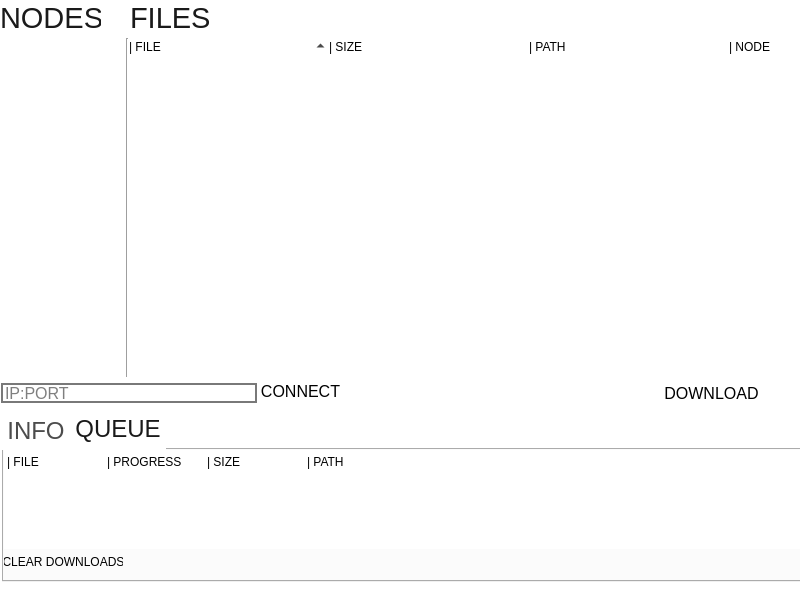
Above: ui/main_josh.ui from j0z/Crescendo before the change. Below: the same form after it.
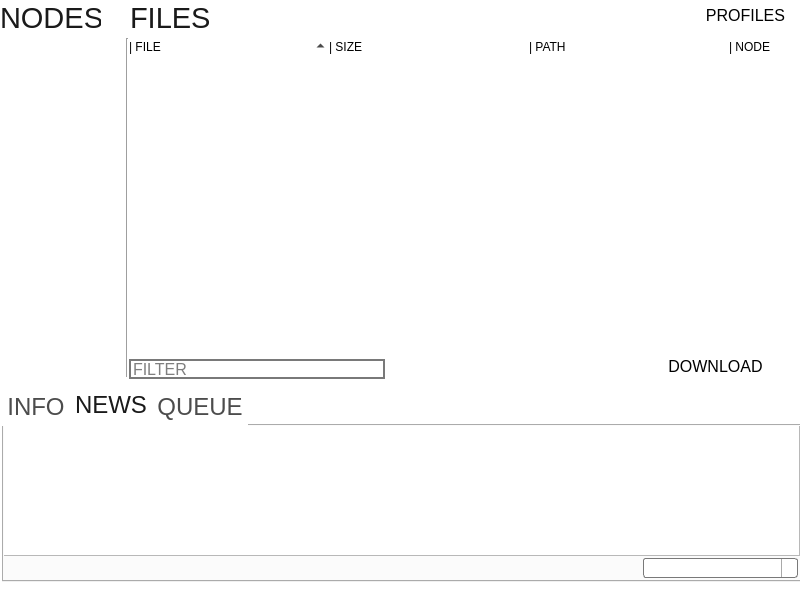
That is the form after the change. The open tabs and pages were chosen to show the change. Icons and pictures are not drawn.

Commit message: Metro is now updated!

Diff of the .ui file:
```diff
--- a/ui/main_josh.ui
+++ b/ui/main_josh.ui
@@ -331,7 +331,7 @@
       <x>129</x>
       <y>38</y>
       <width>647</width>
-      <height>340</height>
+      <height>316</height>
      </rect>
     </property>
     <property name="sizePolicy">
@@ -775,10 +775,10 @@
    <widget class="QPushButton" name="btn_grab">
     <property name="geometry">
      <rect>
-      <x>653</x>
-      <y>379</y>
+      <x>657</x>
+      <y>355</y>
       <width>117</width>
-      <height>29</height>
+      <height>22</height>
      </rect>
     </property>
     <property name="palette">
@@ -872,10 +872,10 @@
    <widget class="QPushButton" name="btn_connect">
     <property name="geometry">
      <rect>
-      <x>256</x>
-      <y>377</y>
-      <width>89</width>
-      <height>29</height>
+      <x>693</x>
+      <y>2</y>
+      <width>105</width>
+      <height>26</height>
      </rect>
     </property>
     <property name="palette">
@@ -957,7 +957,17 @@
 }</string>
     </property>
     <property name="text">
-     <string>CONNECT</string>
+     <string>PROFILES</string>
+    </property>
+    <property name="icon">
+     <iconset>
+      <normaloff>../gfx/gear.png</normaloff>../gfx/gear.png</iconset>
+    </property>
+    <property name="iconSize">
+     <size>
+      <width>16</width>
+      <height>16</height>
+     </size>
     </property>
     <property name="default">
      <bool>true</bool>
@@ -969,8 +979,8 @@
    <widget class="QLineEdit" name="lne_ip">
     <property name="geometry">
      <rect>
-      <x>1</x>
-      <y>383</y>
+      <x>129</x>
+      <y>359</y>
       <width>256</width>
       <height>20</height>
      </rect>
@@ -988,16 +998,16 @@
 }</string>
     </property>
     <property name="placeholderText">
-     <string>IP:PORT</string>
+     <string>FILTER</string>
     </property>
    </widget>
    <widget class="QTabWidget" name="tabWidget">
     <property name="geometry">
      <rect>
       <x>2</x>
-      <y>407</y>
+      <y>383</y>
       <width>801</width>
-      <height>175</height>
+      <height>199</height>
      </rect>
     </property>
     <property name="font">
@@ -1035,6 +1045,9 @@
 	color: rgb(76,76,76);
  }</string>
     </property>
+    <property name="tabPosition">
+     <enum>QTabWidget::North</enum>
+    </property>
     <property name="currentIndex">
      <number>1</number>
     </property>
@@ -1353,6 +1366,146 @@
       </property>
      </widget>
     </widget>
+    <widget class="QWidget" name="tab_4">
+     <attribute name="title">
+      <string>NEWS</string>
+     </attribute>
+     <widget class="QTextBrowser" name="txt_news">
+      <property name="geometry">
+       <rect>
+        <x>-2</x>
+        <y>-1</y>
+        <width>798</width>
+        <height>131</height>
+       </rect>
+      </property>
+      <property name="styleSheet">
+       <string notr="true">QScrollBar:vertical {
+    border: none;
+    background: rgba(0,0,0,0);
+    width: 10px;
+    margin: 10px 0px 10px 0px;
+}
+QScrollBar::handle:vertical {
+    background: rgb(121,121,121);
+    min-height: 20px;
+}
+QScrollBar::handle:vertical:hover {
+    background: rgb(26,26,26);
+    min-height: 10px;
+}
+QScrollBar::add-line:vertical {
+    background: white;
+    height: 20px;
+    subcontrol-position: bottom;
+    subcontrol-origin: margin;
+}
+QScrollBar::sub-line:vertical {
+    background: white;
+    height: 10px;
+    subcontrol-position: top;
+    subcontrol-origin: margin;
+}
+
+
+
+
+
+QScrollBar:horizontal {
+    border: none;
+    background: rgba(0,0,0,0);
+    width: 10px;
+    margin: 10px 0px 20px 0px;
+}
+QScrollBar::handle:horizontal {
+    background: rgb(121,121,121);
+    min-height: 10px;
+}
+QScrollBar::handle:horizontal:hover {
+    background: rgb(26,26,26);
+    min-height: 10px;
+}
+QScrollBar::add-line:horizontal {
+    background: white;
+    height: 10px;
+    subcontrol-position: bottom;
+    subcontrol-origin: margin;
+}
+QScrollBar::sub-line:horizontal {
+    background: white;
+    height: 20px;
+    subcontrol-position: top;
+    subcontrol-origin: margin;
+}</string>
+      </property>
+     </widget>
+     <widget class="QComboBox" name="cmb_newslist">
+      <property name="geometry">
+       <rect>
+        <x>639</x>
+        <y>132</y>
+        <width>155</width>
+        <height>20</height>
+       </rect>
+      </property>
+      <property name="styleSheet">
+       <string notr="true"> QComboBox {
+     border: 1px solid rgb(121,121,121);
+     border-radius: 3px;
+     padding: 1px 18px 1px 3px;
+     min-width: 6em;
+ }
+
+ QComboBox:editable {
+     background: white;
+ }
+
+ QComboBox:!editable, QComboBox::drop-down:editable {
+      background: white;
+ }
+
+ /* QComboBox gets the &quot;on&quot; state when the popup is open */
+ QComboBox:!editable:on, QComboBox::drop-down:editable:on {
+     background: white;
+ }
+
+ QComboBox:on { /* shift the text when the popup opens */
+     padding-top: 3px;
+     padding-left: 4px;
+ }
+
+ QComboBox::drop-down {
+     subcontrol-origin: padding;
+     subcontrol-position: top right;
+     width: 15px;
+
+     border-left-width: 1px;
+     border-left-color: darkgray;
+     border-left-style: solid; /* just a single line */
+     border-top-right-radius: 3px; /* same radius as the QComboBox */
+     border-bottom-right-radius: 3px;
+ }
+
+ QComboBox::down-arrow {
+     image: url(/ui/down-arrow.png);
+ }
+
+ QComboBox::down-arrow:on { /* shift the arrow when popup is open */
+     top: 1px;
+     left: 1px;
+ }
+
+ QComboBox QAbstractItemView {
+     border: 1px solid rgb(26,26,26);
+     selection-background-color: rgb(176,176,176);
+	color:rgb(26,26,26)
+ }</string>
+      </property>
+      <property name="frame">
+       <bool>false</bool>
+      </property>
+     </widget>
+    </widget>
     <widget class="QWidget" name="tab_2">
      <attribute name="title">
       <string>QUEUE</string>
@@ -1363,7 +1516,7 @@
         <x>-1</x>
         <y>-1</y>
         <width>797</width>
-        <height>100</height>
+        <height>122</height>
        </rect>
       </property>
       <property name="styleSheet">
@@ -1521,8 +1674,8 @@
      <widget class="QPushButton" name="btn_clear_downloads">
       <property name="geometry">
        <rect>
-        <x>-1</x>
-        <y>100</y>
+        <x>0</x>
+        <y>123</y>
         <width>121</width>
         <height>23</height>
        </rect>
```
Left out of the diff: 4 changed lines with no effect on the pictures. The commit also changes 1 other file.
